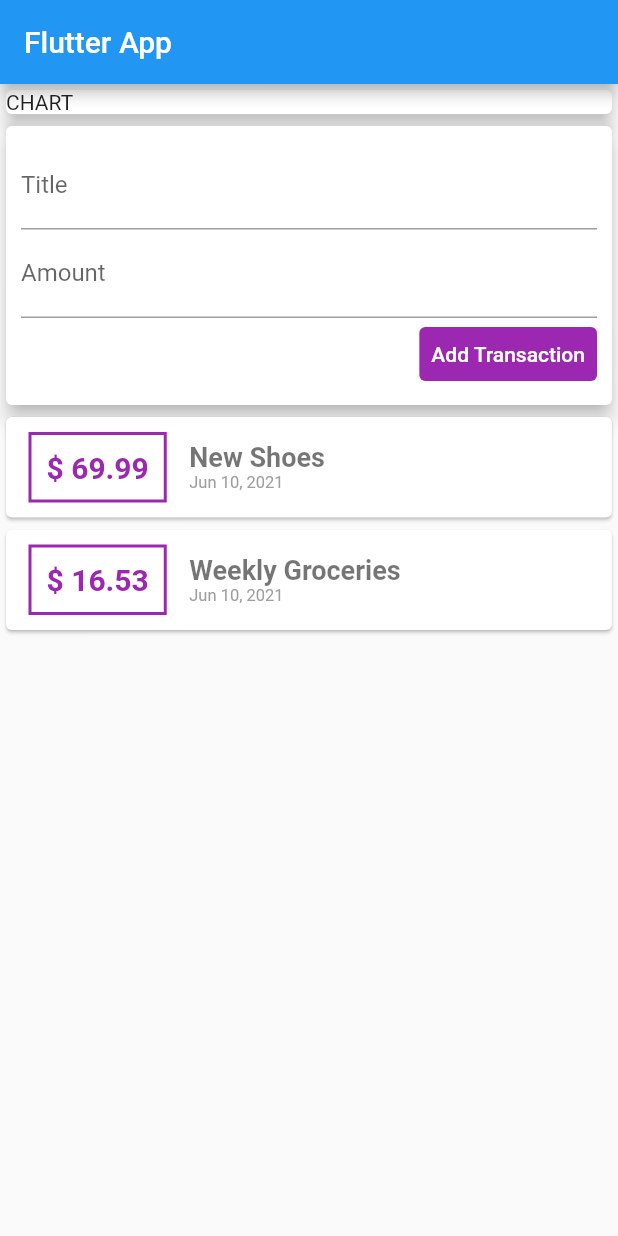
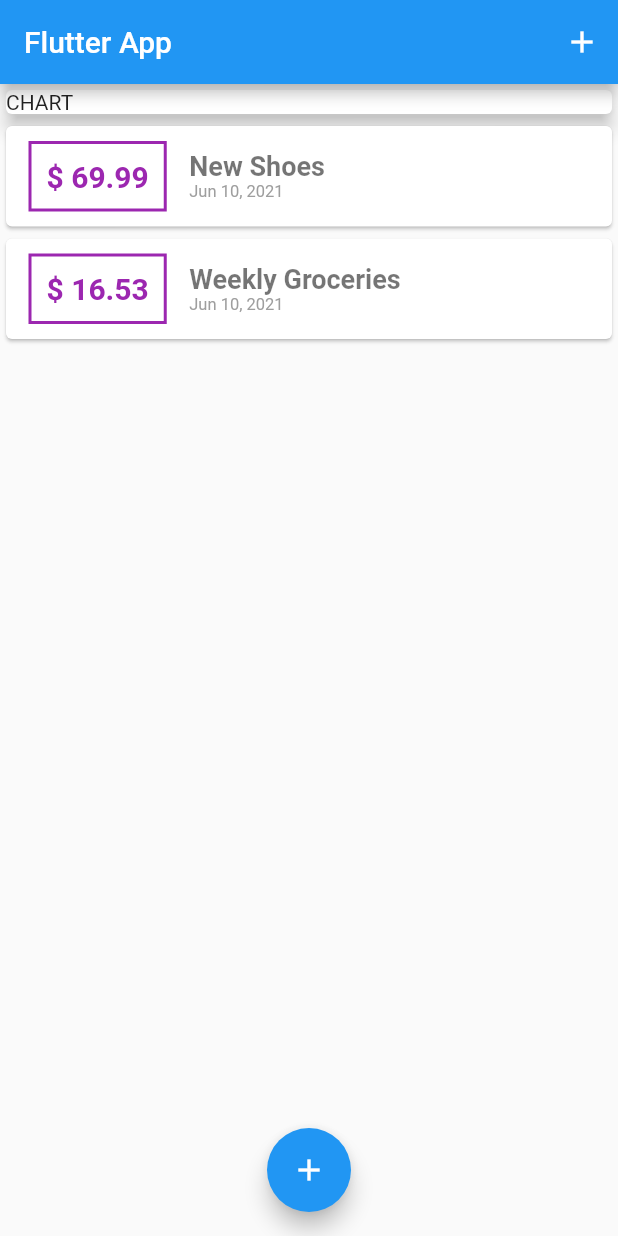
Before and after one commit to KellyEgesa/sample-flutter, a Flutter app: the screen it shows after launch, on a phone screen of 412 x 824 dp. Run offline on Flutter 3.47's test engine with Material 2 defaults, Android fonts, the phone set to English and light mode, and no system bars.

Commit message:
added fonts

```diff
--- a/lib/main.dart
+++ b/lib/main.dart
@@ -1,5 +1,8 @@
 import 'package:flutter/material.dart';
-import 'package:sample/widgets/user_transactions.dart';
+import 'package:sample/widgets/new_transaction.dart';
+import 'package:sample/widgets/transaction_list.dart';
+
+import 'models/transaction.dart';
 
 void main() => runApp(MyApp());
 
@@ -13,12 +16,63 @@ class MyApp extends StatelessWidget {
   }
 }
 
-class MyHomePage extends StatelessWidget {
+class MyHomePage extends StatefulWidget {
+  @override
+  _MyHomePageState createState() => _MyHomePageState();
+}
+
+class _MyHomePageState extends State<MyHomePage> {
+  final List<Transaction> _userTransactions = [
+    Transaction(
+      id: "t1",
+      title: "New Shoes",
+      amount: 69.99,
+      date: DateTime.now(),
+    ),
+    Transaction(
+      id: "t2",
+      title: "Weekly Groceries",
+      amount: 16.53,
+      date: DateTime.now(),
+    )
+  ];
+
+  void _addNewTransaction(String title, double amount) {
+    final newTx = Transaction(
+        id: DateTime.now().toString(),
+        title: title,
+        amount: amount,
+        date: DateTime.now());
+
+    setState(() {
+      _userTransactions.add(newTx);
+    });
+  }
+
+  void _startAddNewTransaction(BuildContext ctx) {
+    showModalBottomSheet(
+      context: ctx,
+      builder: (_) {
+        return GestureDetector(
+          onTap: () {},
+          child: NewTransaction(_addNewTransaction),
+          behavior: HitTestBehavior.opaque,
+        );
+      },
+    );
+  }
+
   @override
   Widget build(BuildContext context) {
     return Scaffold(
       appBar: AppBar(
         title: Text("Flutter App"),
+        actions: <Widget>[
+          IconButton(
+            icon: Icon(Icons.add),
+            onPressed: () => _startAddNewTransaction(context),
+          ),
+        ],
       ),
       body: SingleChildScrollView(
         child: Column(
@@ -32,9 +86,14 @@ class MyHomePage extends StatelessWidget {
               ),
               elevation: 5,
             ),
-            UserTransactions()
+            TranscationList(_userTransactions)
           ],
         ),
+      ),
+      floatingActionButtonLocation: FloatingActionButtonLocation.centerFloat,
+      floatingActionButton: FloatingActionButton(
+        child: Icon(Icons.add),
+        onPressed: () => _startAddNewTransaction(context),
       ),
     );
   }
--- a/lib/widgets/transaction_list.dart
+++ b/lib/widgets/transaction_list.dart
@@ -26,7 +26,7 @@ class TranscationList extends StatelessWidget {
                   )),
                   padding: EdgeInsets.all(10),
                   child: Text(
-                    "\$ ${transactions[index].amount}",
+                    "\$ ${transactions[index].amount.toStringAsFixed(2)}",
                     style: TextStyle(
                       fontWeight: FontWeight.bold,
                       fontSize: 20,
--- a/lib/widgets/user_transactions.dart
+++ /dev/null
@@ -1,48 +0,0 @@
-import 'package:flutter/material.dart';
-import 'package:sample/widgets/new_transaction.dart';
-import 'package:sample/widgets/transaction_list.dart';
-import '../models/transaction.dart';
-
-class UserTransactions extends StatefulWidget {
-  @override
-  _UserTransactionsState createState() => _UserTransactionsState();
-}
-
-class _UserTransactionsState extends State<UserTransactions> {
-  final List<Transaction> _userTransactions = [
-    Transaction(
-      id: "t1",
-      title: "New Shoes",
-      amount: 69.99,
-      date: DateTime.now(),
-    ),
-    Transaction(
-      id: "t2",
-      title: "Weekly Groceries",
-      amount: 16.53,
-      date: DateTime.now(),
-    )
-  ];
-
-  void _addNewTransaction(String title, double amount) {
-    final newTx = Transaction(
-        id: DateTime.now().toString(),
-        title: title,
-        amount: amount,
-        date: DateTime.now());
-
-    setState(() {
-      _userTransactions.add(newTx);
-    });
-  }
-
-  @override
-  Widget build(BuildContext context) {
-    return Column(
-      children: <Widget>[
-        NewTransaction(_addNewTransaction),
-        TranscationList(_userTransactions)
-      ],
-    );
-  }
-}
```
Also changed, not shown: lib/widgets/new_transaction.dart (+16 -7 lines), assets/fonts/LICENSE.txt (added), assets/fonts/Roboto-Black.ttf (added), assets/fonts/Roboto-BlackItalic.ttf (added), assets/fonts/Roboto-Bold.ttf (added), assets/fonts/Roboto-BoldItalic.ttf (added), assets/fonts/Roboto-Italic.ttf (added), assets/fonts/Roboto-Light.ttf (added), assets/fonts/Roboto-LightItalic.ttf (added), assets/fonts/Roboto-Medium.ttf (added), assets/fonts/Roboto-MediumItalic.ttf (added), assets/fonts/Roboto-Regular.ttf (added), assets/fonts/Roboto-Thin.ttf (added), assets/fonts/Roboto-ThinItalic.ttf (added).
